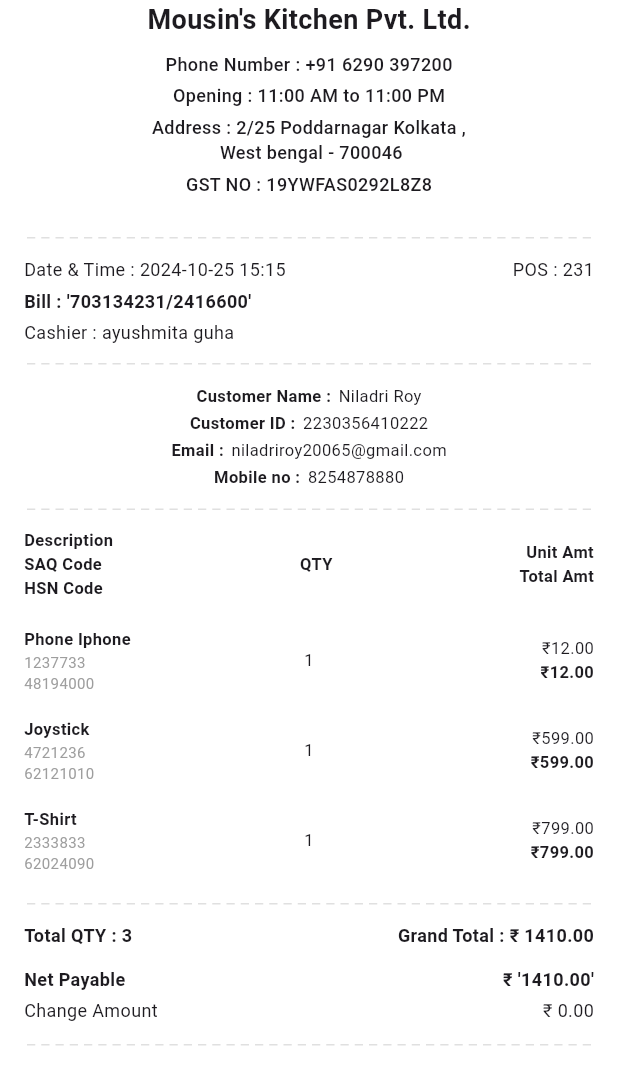
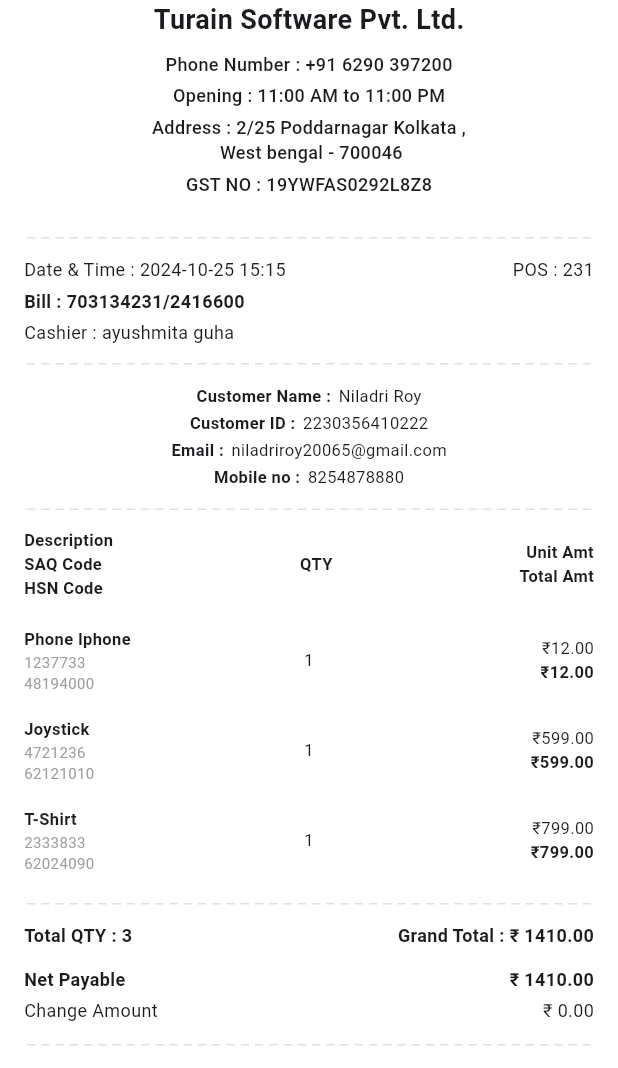
Before and after one commit to niladri-turain/billtrack-app, a Flutter app: the InvoiceViewScreen screen opened directly, on a phone screen of 412 x 824 dp, the part 168-1236 px from its top. Run offline on Flutter 3.47's test engine with Material 3 defaults, Android fonts, the phone set to English and light mode, and no system bars; our stand-ins replace flutter_svg.

Commit message:
update name invoice

```diff
--- a/lib/features/invoice/screen/invoice_view.dart
+++ b/lib/features/invoice/screen/invoice_view.dart
@@ -25,7 +25,7 @@ class InvoiceViewScreen extends StatelessWidget {
 
             Image.asset(AppImagesPng.billTrackLogo, height: 20, errorBuilder: (context, error, stackTrace) => const Icon(Icons.receipt_long, size: 20)),
             const Text(
-              "Mousin's Kitchen Pvt. Ltd.",
+              "Turain Software Pvt. Ltd.",
               style: TextStyle(fontSize: 18, fontWeight: FontWeight.bold),
             ),
             const SizedBox(height: 8),
@@ -57,7 +57,7 @@ class InvoiceViewScreen extends StatelessWidget {
                   ],
                 ),
                 SizedBox(height: 4),
-                Text("Bill : '703134231/2416600'", style: TextStyle(fontSize: 12, fontWeight: FontWeight.bold)),
+                Text("Bill : 703134231/2416600", style: TextStyle(fontSize: 12, fontWeight: FontWeight.bold)),
                 SizedBox(height: 4),
                 Text("Cashier : ayushmita guha", style: TextStyle(fontSize: 12)),
               ],
@@ -109,7 +109,7 @@ class InvoiceViewScreen extends StatelessWidget {
                   ],
                 ),
                 const SizedBox(height: 10),
-                _buildAmountRow("Net Payable", "₹ '1410.00'", isBold: true),
+                _buildAmountRow("Net Payable", "₹ 1410.00", isBold: true),
                 _buildAmountRow("Change Amount", "₹ 0.00"),
               ],
             ),
```
